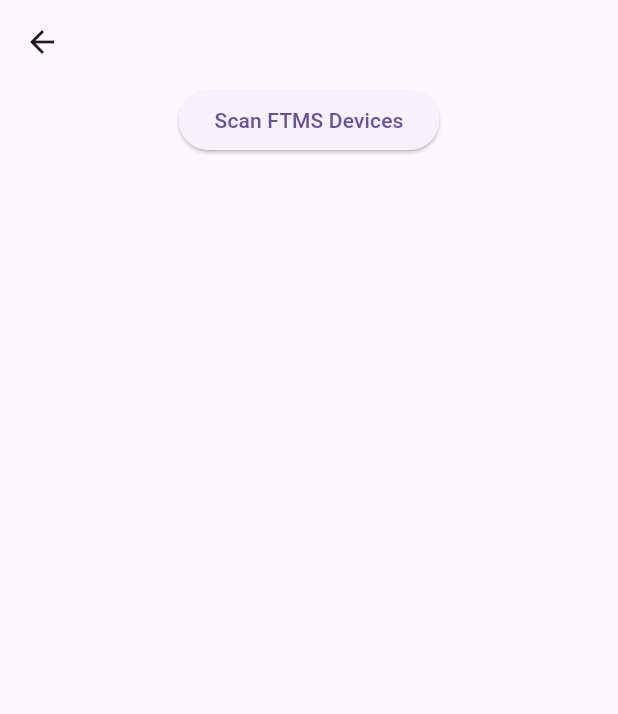
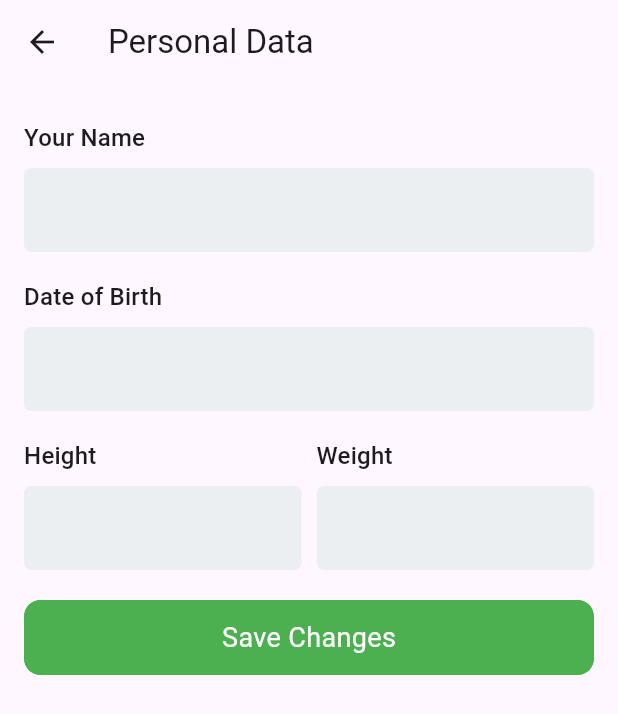
Before and after one commit to hifiaz/awaku, a Flutter app: the SettingsView screen opened by its route, after a tap on "Personal Data", on a phone screen of 412 x 824 dp. Shown: the top 714 px of the screen. Run offline on Flutter 3.47's test engine with Material 2 defaults, Android fonts, the light colour scheme and no system bars; our stand-ins replace cloud_firestore, dartz, equatable, firebase_auth, firebase_core, firebase_storage and 4 more; missing offline and left inert: chart_sparkline, flutter_ftms, health, watch_connectivity; accounts and stored records are empty; generated files the repository leaves out were written again; network calls fail.

Commit message:
update profile, fix register

```diff
--- /dev/null
+++ b/lib/service/provider/states/profile_states.dart
@@ -0,0 +1,38 @@
+import 'package:equatable/equatable.dart';
+
+class ProfileState extends Equatable {
+  const ProfileState();
+
+  @override
+  List<Object> get props => [];
+}
+
+class ProfileStateInitial extends ProfileState {
+  const ProfileStateInitial();
+
+  @override
+  List<Object> get props => [];
+}
+
+class ProfileStateLoading extends ProfileState {
+  const ProfileStateLoading();
+
+  @override
+  List<Object> get props => [];
+}
+
+class ProfileStateSuccess extends ProfileState {
+  const ProfileStateSuccess();
+
+  @override
+  List<Object> get props => [];
+}
+
+class ProfileStateError extends ProfileState {
+  final String error;
+
+  const ProfileStateError(this.error);
+
+  @override
+  List<Object> get props => [error];
+}
--- a/lib/src/auth/login_view.dart
+++ b/lib/src/auth/login_view.dart
@@ -4,6 +4,7 @@ import 'package:awaku/src/auth/signup_view.dart';
 import 'package:awaku/widgets/custom_button.dart';
 import 'package:flutter/material.dart';
 import 'package:flutter_riverpod/flutter_riverpod.dart';
+import 'package:logger/logger.dart';
 
 class LoginView extends ConsumerStatefulWidget {
   const LoginView({super.key});
@@ -17,7 +18,8 @@ class _LoginViewState extends ConsumerState<LoginView> {
   final TextEditingController password = TextEditingController();
   @override
   Widget build(BuildContext context) {
-    ref.listen(loginControllerProvider, (previous, next) {
+    ref.listen(authenticationProvider, (previous, next) {
+      Logger().d('message $next');
       if (next is LoginStateError) {
         ScaffoldMessenger.of(context).showSnackBar(SnackBar(
           content: Text(next.error),
@@ -70,7 +72,7 @@ class _LoginViewState extends ConsumerState<LoginView> {
                     isDisabled: false,
                     title: 'Sign in',
                     onPressed: () => ref
-                        .read(loginControllerProvider.notifier)
+                        .read(authenticationProvider.notifier)
                         .login(email.text, password.text),
                   ),
                 ),
--- a/lib/src/home/home_item_list_view.dart
+++ b/lib/src/home/home_item_list_view.dart
@@ -5,6 +5,7 @@ import 'package:flutter_ftms/flutter_ftms.dart';
 import 'package:flutter_riverpod/flutter_riverpod.dart';
 import 'package:go_router/go_router.dart';
 import 'package:watch_connectivity/watch_connectivity.dart';
+import 'package:flutter_gen/gen_l10n/app_localizations.dart';
 
 import 'home_item.dart';
 
@@ -175,10 +176,10 @@ class _HomeItemListViewState extends ConsumerState<HomeItemListView> {
               },
             ),
             ListTile(
-              title: const Text('History'),
+              title: Text(AppLocalizations.of(context)!.history),
               trailing: TextButton(
                 onPressed: () {},
-                child: const Text('See All'),
+                child: Text(AppLocalizations.of(context)!.seeAll),
               ),
             ),
             ListView.builder(
--- a/lib/src/localization/app_en.arb
+++ b/lib/src/localization/app_en.arb
@@ -2,5 +2,17 @@
   "appTitle": "Awaku",
   "@appTitle": {
     "description": "The title of the application"
-  }
+  },
+  "settings": "Settings",
+  "personalData": "Personal Data",
+  "yourName": "Your Name",
+  "dateOfBirth": "Date of Birth",
+  "weight": "Weight",
+  "height": "Height",
+  "devices": "Devices",
+  "themes": "Themes",
+  "logout": "Log Out",
+  "history": "History",
+  "seeAll": "See All",
+  "saveChanges": "Save Changes"
 }
--- /dev/null
+++ b/lib/src/settings/profile/profile_page.dart
@@ -0,0 +1,162 @@
+import 'package:awaku/service/provider/profile_provider.dart';
+import 'package:awaku/service/provider/states/profile_states.dart';
+import 'package:awaku/utils/validator.dart';
+import 'package:awaku/widgets/custom_button.dart';
+import 'package:firebase_auth/firebase_auth.dart';
+import 'package:flutter/material.dart';
+import 'package:flutter_gen/gen_l10n/app_localizations.dart';
+import 'package:flutter_riverpod/flutter_riverpod.dart';
+
+class ProfileView extends ConsumerStatefulWidget {
+  const ProfileView({super.key});
+
+  @override
+  ConsumerState<ProfileView> createState() => _ProfileViewState();
+}
+
+class _ProfileViewState extends ConsumerState<ProfileView> {
+  User? user = FirebaseAuth.instance.currentUser;
+  final GlobalKey<FormState> _formPersonal = GlobalKey();
+  TextEditingController name = TextEditingController();
+  TextEditingController height = TextEditingController();
+  TextEditingController weight = TextEditingController();
+  @override
+  Widget build(BuildContext context) {
+    ref.listen(profileProvider, (previous, next) {
+      if (next is ProfileStateError) {
+        ScaffoldMessenger.of(context).showSnackBar(SnackBar(
+          content: Text(next.error),
+          behavior: SnackBarBehavior.floating,
+        ));
+      } else if (next is ProfileStateSuccess) {
+        ScaffoldMessenger.of(context).showSnackBar(const SnackBar(
+          content: Text('Changes updated'),
+          behavior: SnackBarBehavior.floating,
+        ));
+      }
+    });
+    return Scaffold(
+      appBar: AppBar(
+        title: Text(AppLocalizations.of(context)!.personalData),
+      ),
+      body: Form(
+        key: _formPersonal,
+        child: SingleChildScrollView(
+          child: Padding(
+            padding: const EdgeInsets.all(16),
+            child: Column(
+              crossAxisAlignment: CrossAxisAlignment.start,
+              children: [
+                Padding(
+                  padding: const EdgeInsets.symmetric(vertical: 8.0),
+                  child: Text(
+                    AppLocalizations.of(context)!.yourName,
+                    style: Theme.of(context).textTheme.titleMedium,
+                  ),
+                ),
+                TextFormField(
+                  controller: name,
+                  decoration: InputDecoration(
+                    fillColor: Colors.blueGrey[50],
+                    filled: true,
+                    border: OutlineInputBorder(
+                        borderRadius: BorderRadius.circular(5.0),
+                        borderSide: BorderSide.none),
+                  ),
+                ),
+                const SizedBox(height: 10),
+                Padding(
+                  padding: const EdgeInsets.symmetric(vertical: 8.0),
+                  child: Text(
+                    AppLocalizations.of(context)!.dateOfBirth,
+                    style: Theme.of(context).textTheme.titleMedium,
+                  ),
+                ),
+                TextFormField(
+                  controller: name,
+                  decoration: InputDecoration(
+                    fillColor: Colors.blueGrey[50],
+                    filled: true,
+                    border: OutlineInputBorder(
+                        borderRadius: BorderRadius.circular(5.0),
+                        borderSide: BorderSide.none),
+                  ),
+                ),
+                const SizedBox(height: 10),
+                Row(
+                  children: [
+                    Expanded(
+                      child: Column(
+                        crossAxisAlignment: CrossAxisAlignment.start,
+                        children: [
+                          Padding(
+                            padding: const EdgeInsets.symmetric(vertical: 8.0),
+                            child: Text(
+                              AppLocalizations.of(context)!.height,
+                              style: Theme.of(context).textTheme.titleMedium,
+                            ),
+                          ),
+                          TextFormField(
+                            controller: height,
+                            validator: heightRequired,
+                            decoration: InputDecoration(
+                              fillColor: Colors.blueGrey[50],
+                              filled: true,
+                              border: OutlineInputBorder(
+                                  borderRadius: BorderRadius.circular(5.0),
+                                  borderSide: BorderSide.none),
+                            ),
+                          ),
+                        ],
+                      ),
+                    ),
+                    const SizedBox(width: 10),
+                    Expanded(
+                      child: Column(
+                        crossAxisAlignment: CrossAxisAlignment.start,
+                        children: [
+                          Padding(
+                            padding: const EdgeInsets.symmetric(vertical: 8.0),
+                            child: Text(
+                              AppLocalizations.of(context)!.weight,
+                              style: Theme.of(context).textTheme.titleMedium,
+                            ),
+                          ),
+                          TextFormField(
+                            controller: weight,
+                            validator: weightRequired,
+                            decoration: InputDecoration(
+                              fillColor: Colors.blueGrey[50],
+                              filled: true,
+                              border: OutlineInputBorder(
+                                  borderRadius: BorderRadius.circular(5.0),
+                                  borderSide: BorderSide.none),
+                            ),
+                          )
+                        ],
+                      ),
+                    )
+                  ],
+                ),
+                const SizedBox(height: 20),
+                CustomButton(
+                  width: double.infinity,
+                  isDisabled: false,
+                  title: AppLocalizations.of(context)!.saveChanges,
+                  onPressed: () {
+                    if (_formPersonal.currentState!.validate()) {
+                      ref.read(profileProvider.notifier).update(
+                          uid: user!.uid,
+                          weight: double.parse(weight.text),
+                          height: int.parse(height.text));
+                    }
+                  },
+                ),
+              ],
+            ),
+          ),
+        ),
+      ),
+    );
+  }
+}
--- a/lib/src/settings/settings_view.dart
+++ b/lib/src/settings/settings_view.dart
@@ -4,6 +4,7 @@ import 'package:awaku/src/settings/settings_service.dart';
 import 'package:flutter/material.dart';
 import 'package:flutter_riverpod/flutter_riverpod.dart';
 import 'package:go_router/go_router.dart';
+import 'package:flutter_gen/gen_l10n/app_localizations.dart';
 
 /// Displays the various settings that can be customized by the user.
 ///
@@ -39,7 +40,7 @@ class _SettingsViewState extends ConsumerState<SettingsView> {
     // final user = ref.watch(loginControllerProvider);
     return Scaffold(
         appBar: AppBar(
-          title: const Text('Settings'),
+          title: Text(AppLocalizations.of(context)!.settings),
         ),
         body: isLoading
             ? const Center(child: CircularProgressIndicator())
@@ -47,19 +48,19 @@ class _SettingsViewState extends ConsumerState<SettingsView> {
                 children: [
                   ListTile(
                     leading: const Icon(Icons.account_box_outlined),
-                    title: const Text('Personal Data'),
+                    title: Text(AppLocalizations.of(context)!.personalData),
                     trailing: const Icon(Icons.arrow_forward_ios_outlined),
-                    onTap: () => context.push('/setting/add-device'),
+                    onTap: () => context.push('/setting/profile'),
                   ),
                   ListTile(
                     leading: const Icon(Icons.device_hub),
-                    title: const Text('Devices'),
+                    title: Text(AppLocalizations.of(context)!.devices),
                     trailing: const Icon(Icons.arrow_forward_ios_outlined),
                     onTap: () => context.push('/setting/add-device'),
                   ),
                   ListTile(
                     leading: const Icon(Icons.dark_mode),
-                    title: const Text('Themes'),
+                    title: Text(AppLocalizations.of(context)!.themes),
                     trailing: DropdownButton<ThemeMode>(
                       underline: const SizedBox(),
                       // Read the selected themeMode from the controller
@@ -86,10 +87,10 @@ class _SettingsViewState extends ConsumerState<SettingsView> {
                     ),
                   ),
                   ListTile(
-                    title: const Text('Log Out'),
+                    title: Text(AppLocalizations.of(context)!.logout),
                     trailing: const Icon(Icons.logout),
                     onTap: () {
-                      ref.read(loginControllerProvider.notifier).logout();
+                      ref.read(authenticationProvider.notifier).logout();
                     },
                   ),
                 ],
--- /dev/null
+++ b/lib/utils/validator.dart
@@ -0,0 +1,13 @@
+String? weightRequired(value) {
+  if (value == null || value.isEmpty) {
+    return 'Weight Required';
+  }
+  return null;
+}
+
+String? heightRequired(value) {
+  if (value == null || value.isEmpty) {
+    return 'Weight Required';
+  }
+  return null;
+}
```
Also changed, not shown: lib/service/auth_service.dart (+0 -10 lines), lib/service/profile_service.dart (added, +50 -0 lines), lib/service/provider/authentication_provider.dart (+15 -12 lines), lib/service/provider/profile_provider.dart (added, +43 -0 lines), lib/service/provider/router_provider.dart (+15 -5 lines), lib/service/provider/states/login_states.dart (+11 -0 lines), lib/service/repository/profile_repository.dart (added, +22 -0 lines), lib/src/auth/signup_view.dart (+7 -2 lines).
